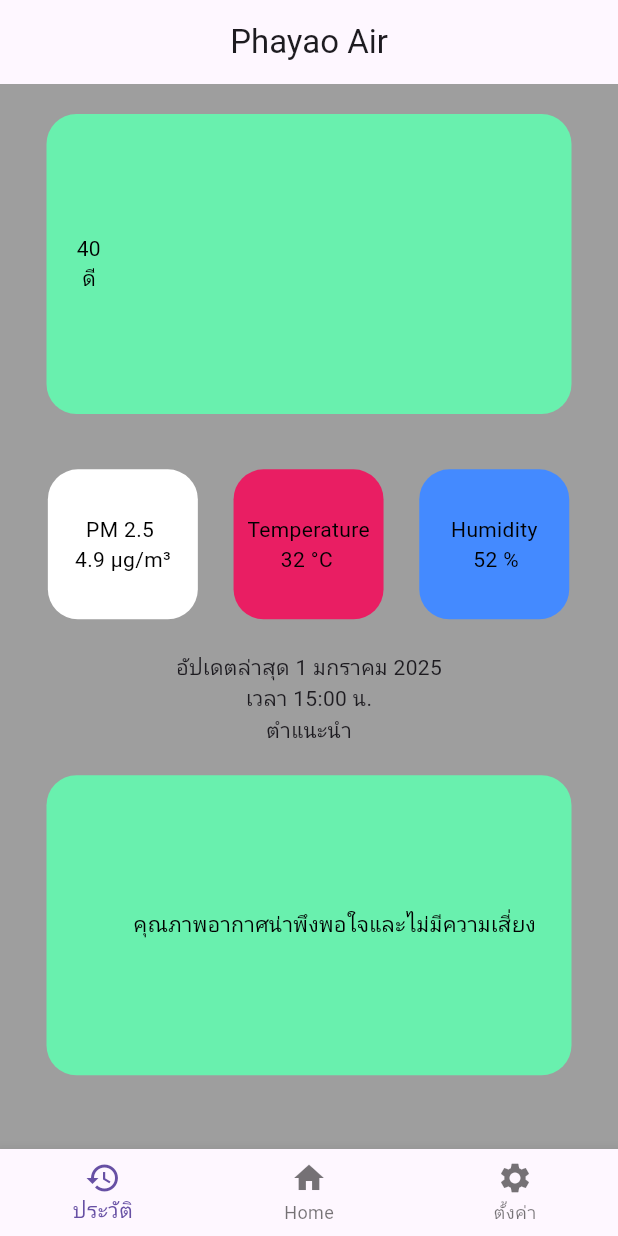
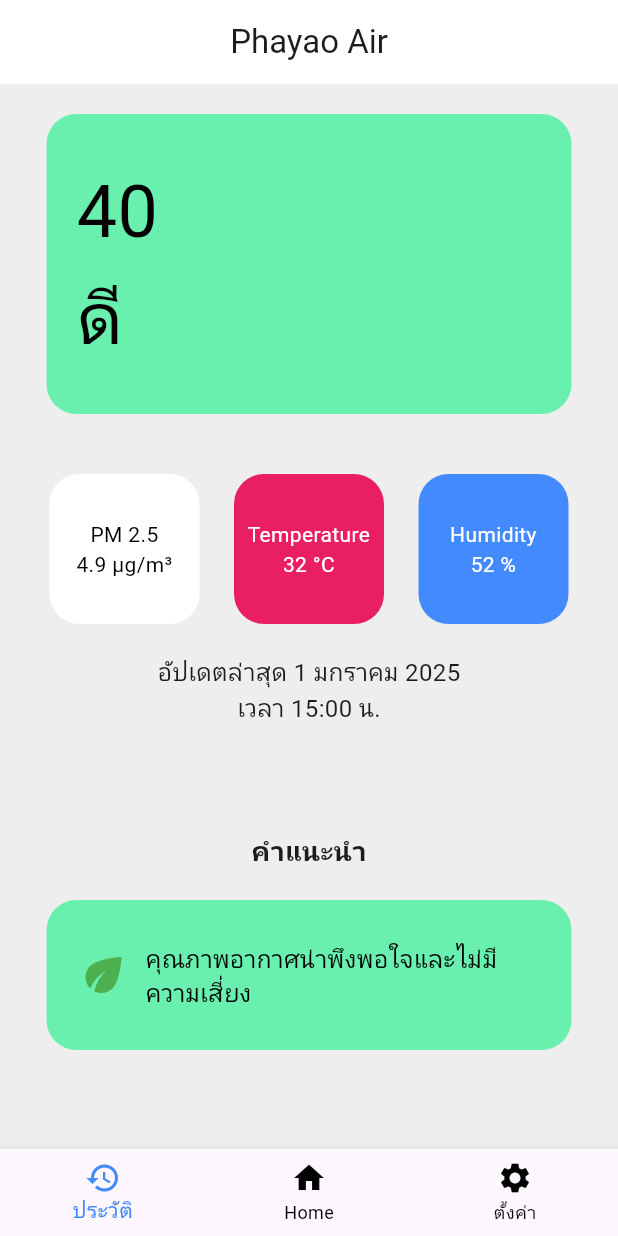
Before and after one commit to P0XKY/226314-Mobile-Application, a Flutter app: the screen it shows after launch, on a phone screen of 412 x 824 dp. Run offline on Flutter 3.47's test engine with Material 3 defaults, Android fonts, the phone set to English and light mode, and no system bars.

Commit message:
Add local files

```diff
--- a/lib/Home.dart
+++ b/lib/Home.dart
@@ -1,78 +1,43 @@
+import 'package:application/main.dart';
 import 'package:flutter/material.dart';
 
-class Home extends StatelessWidget {
-  const Home({super.key});
+void main() {
+  runApp(const MyApp());
+}
 
+class MyApp extends StatelessWidget {
+  const MyApp({super.key});
 
   @override
   Widget build(BuildContext context) {
-    return  Container(
-        child: Center(
-          child: Column(
-            children: [
-              box1('40\n ดี',350.0,200.0,Colors.greenAccent),
-              Padding(
-                padding: const EdgeInsets.fromLTRB(20.0,5.0,20.0,10),
-                child: Row(
-                  children: [
-                    box('  PM 2.5\n4.9 µg/m³',100.0,100.0,Colors.white),
-                    box('Temperature\n\t\t\t\t\t\t32 °C',100.0,100.0,Colors.pink),
-                    box('Humidity\n\t\t\t\t52 %',100.0,100.0,Colors.blueAccent),
-
-                  ],
-                ),
-              ),
-              Text("อัปเดตล่าสุด 1 มกราคม 2025"),
-              Text("เวลา 15:00 น."),
-              Text("ตำแนะนำ"),
-              box2('คุณภาพอากาศน่าพึงพอใจและไม่มีความเสี่ยง ',350.0,200.0,Colors.greenAccent),
-            ],
-          ),
-        )
+    return MaterialApp(
+      home: Scaffold(
+        backgroundColor: Colors.grey[200],
+        appBar: AppBar(
+          title: const Text("Phayao Air"),
+          centerTitle: true,
+          backgroundColor: Colors.white,
+        ),
+        body: const Home(),
+        bottomNavigationBar: BottomNavigationBar(
+          items: const <BottomNavigationBarItem>[
+            BottomNavigationBarItem(
+              icon: Icon(Icons.history),
+              label: 'ประวัติ',
+            ),
+            BottomNavigationBarItem(
+              icon: Icon(Icons.home),
+              label: 'Home',
+            ),
+            BottomNavigationBarItem(
+              icon: Icon(Icons.settings),
+              label: 'ตั้งค่า',
+            ),
+          ],
+          selectedItemColor: Colors.blueAccent,
+          unselectedItemColor: Colors.black,
+        ),
+      ),
     );
   }
-  Widget box1(text,w,h,color){
-    return Container(
-      margin: const EdgeInsets.all(20),
-      width: w,
-      height: h,
-      decoration: BoxDecoration(
-        color: color,
-        borderRadius: BorderRadius.circular(20),
-      ),
-      alignment: Alignment.centerLeft,
-      padding: const EdgeInsets.symmetric(horizontal: 20),
-      child: Text(text, textScaler: const TextScaler.linear(1.0),style: const TextStyle(color: Colors.black)),
-    );
-  }
-
-  Widget box2(text,w,h,color){
-    return Container(
-      margin: const EdgeInsets.all(20),
-      width: w,
-      height: h,
-      decoration: BoxDecoration(
-        color: color,
-        borderRadius: BorderRadius.circular(20),
-      ),
-      alignment: Alignment.centerRight,
-      padding: const EdgeInsets.symmetric(horizontal: 20),
-      child: Text(text, textScaler: const TextScaler.linear(1.0),style: const TextStyle(color: Colors.black)),
-    );
-  }
-
-  Widget box(text,w,h,color){
-    return Container(
-      margin: const EdgeInsets.all(11.9),
-      width: w,
-      height: h,
-      decoration: BoxDecoration(
-        color: color,
-        borderRadius: BorderRadius.circular(20),
-      ),
-      alignment: Alignment.center,
-      child: Text(text, textScaler: const TextScaler.linear(1.0),style: const TextStyle(color: Colors.black)),
-    );
-  }
-
 }
--- a/lib/main.dart
+++ b/lib/main.dart
@@ -1,43 +1,177 @@
-import 'package:application/Home.dart';
 import 'package:flutter/material.dart';
 
 
-
-void main() {
-  runApp(const MyApp());
-}
-
-class MyApp extends StatelessWidget {
-  const MyApp({super.key});
-
+class Home extends StatelessWidget {
+  const Home({super.key});
 
   @override
   Widget build(BuildContext context) {
-    return MaterialApp(
-        home: Scaffold(
-          backgroundColor: Colors.grey,
-          appBar: AppBar(
-            title: const Text("Phayao Air"),
-            centerTitle: true,
+    return Center(
+      child: Column(
+        crossAxisAlignment: CrossAxisAlignment.center,
+        children: [
+          // AQI box
+          box1(
+            '40\nดี',
+            350.0,
+            200.0,
+            Colors.greenAccent,
+            textColor: Colors.black,
+            fontSize: 48,
           ),
-          body:  const Home(),
-          bottomNavigationBar:
-          BottomNavigationBar(items: const <BottomNavigationBarItem>[
-            BottomNavigationBarItem(
-              icon: Icon(Icons.history),
-              label: 'ประวัติ',
+          // PM2.5, Temperature, Humidity
+          Padding(
+            padding: const EdgeInsets.symmetric(horizontal: 20.0, vertical: 10.0),
+            child: Row(
+              mainAxisAlignment: MainAxisAlignment.spaceEvenly,
+              children: [
+                box(
+                  'PM 2.5\n4.9 µg/m³',
+                  100.0,
+                  100.0,
+                  Colors.white,
+                  textColor: Colors.black,
+                ),
+                box(
+                  'Temperature\n32 °C',
+                  100.0,
+                  100.0,
+                  Colors.pink,
+                  textColor: Colors.white,
+                ),
+                box(
+                  'Humidity\n52 %',
+                  100.0,
+                  100.0,
+                  Colors.blueAccent,
+                  textColor: Colors.white,
+                ),
+              ],
             ),
-            BottomNavigationBarItem(
-              icon: Icon(Icons.home),
-              label: 'Home',
+          ),
+          // Last update
+          const Text(
+            "อัปเดตล่าสุด 1 มกราคม 2025",
+            style: TextStyle(fontSize: 16),
+          ),
+          const Text(
+            "เวลา 15:00 น.",
+            style: TextStyle(fontSize: 16),
+          ),
+          const SizedBox(height: 20),
+          // Recommendation box
+          const Align(
+            alignment: Alignment.center,
+            child: Padding(
+              padding: const EdgeInsets.fromLTRB(0, 50, 0, 0),
+              child: const Text(
+                "คำแนะนำ",
+                style: TextStyle(fontSize: 18, fontWeight: FontWeight.bold),
+              ),
             ),
-            BottomNavigationBarItem(
-              icon: Icon(Icons.settings),
-              label: 'ตั้งค่า',
-            )
-          ]
           ),
-        )
+          box2(
+            'คุณภาพอากาศน่าพึงพอใจและไม่มีความเสี่ยง',
+            350.0,
+            100.0,
+            Colors.greenAccent,
+            textColor: Colors.black,
+          ),
+        ],
+      ),
+    );
+  }
+
+  // Box with rounded corners and customizable style
+  Widget box1(
+      String text,
+      double w,
+      double h,
+      Color color, {
+        Color textColor = Colors.black,
+        double fontSize = 16,
+      }) {
+    return Container(
+      margin: const EdgeInsets.all(20),
+      width: w,
+      height: h,
+      decoration: BoxDecoration(
+        color: color,
+        borderRadius: BorderRadius.circular(20),
+      ),
+      alignment: Alignment.centerLeft,
+      padding: const EdgeInsets.symmetric(horizontal: 20),
+      child: Text(
+        text,
+        textAlign: TextAlign.left,
+        style: TextStyle(color: textColor, fontSize: fontSize),
+      ),
+    );
+  }
+
+  // Box for recommendation and other smaller boxes
+  Widget box2(
+      String text,
+      double w,
+      double h,
+      Color color, {
+        Color textColor = Colors.black,
+        double fontSize = 16,
+      }) {
+    return Container(
+      margin: const EdgeInsets.all(20),
+      width: w,
+      height: h,
+      decoration: BoxDecoration(
+        color: color,
+        borderRadius: BorderRadius.circular(20),
+      ),
+      padding: const EdgeInsets.symmetric(horizontal: 20),
+      child: Row(
+        children: [
+          // Add an icon to the left
+          const Icon(
+            Icons.eco, // Replace with your desired icon
+            color: Colors.green, // Icon color
+            size: 36, // Icon size
+          ),
+          const SizedBox(width: 10), // Spacing between icon and text
+          Expanded(
+            child: Text(
+              text,
+              textAlign: TextAlign.left,
+              style: TextStyle(color: textColor, fontSize: fontSize),
+            ),
+          ),
+        ],
+      ),
+    );
+  }
+
+
+  // General box widget for PM2.5, Temperature, etc.
+  Widget box(
+      String text,
+      double w,
+      double h,
+      Color color, {
+        Color textColor = Colors.black,
+        double fontSize = 14,
+      }) {
+    return Container(
+      margin: const EdgeInsets.all(10),
+      width: w,
+      height: h,
+      decoration: BoxDecoration(
+        color: color,
+        borderRadius: BorderRadius.circular(20),
+      ),
+      alignment: Alignment.center,
+      child: Text(
+        text,
+        textAlign: TextAlign.center,
+        style: TextStyle(color: textColor, fontSize: fontSize),
+      ),
     );
   }
 }
```
